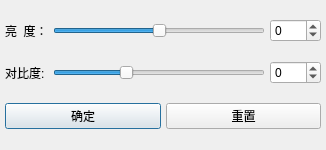
First picture: the form in brightnessAndContrastAdjustWindow.ui, repository tigermask1978/PerfectObjectDetection, before the edit.
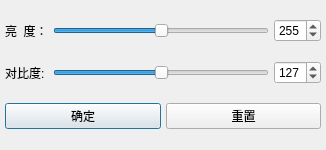
Second picture: the form after the edit. Icons and pictures are not drawn.

Diff of the .ui file:
```diff
--- a/brightnessAndContrastAdjustWindow.ui
+++ b/brightnessAndContrastAdjustWindow.ui
@@ -43,10 +43,13 @@
        <item>
         <widget class="QSlider" name="horizontalSliderBrightness">
          <property name="minimum">
-          <number>-100</number>
+          <number>0</number>
          </property>
          <property name="maximum">
-          <number>100</number>
+          <number>510</number>
+         </property>
+         <property name="value">
+          <number>255</number>
          </property>
          <property name="orientation">
           <enum>Qt::Horizontal</enum>
@@ -56,10 +59,13 @@
        <item>
         <widget class="QSpinBox" name="spinBoxBrightness">
          <property name="minimum">
-          <number>-100</number>
+          <number>0</number>
          </property>
          <property name="maximum">
-          <number>100</number>
+          <number>510</number>
+         </property>
+         <property name="value">
+          <number>255</number>
          </property>
         </widget>
        </item>
@@ -77,13 +83,13 @@
        <item>
         <widget class="QSlider" name="horizontalSliderContrast">
          <property name="minimum">
-          <number>-100</number>
+          <number>0</number>
          </property>
          <property name="maximum">
-          <number>200</number>
+          <number>254</number>
          </property>
          <property name="value">
-          <number>0</number>
+          <number>127</number>
          </property>
          <property name="orientation">
           <enum>Qt::Horizontal</enum>
@@ -93,10 +99,13 @@
        <item>
         <widget class="QSpinBox" name="spinBoxContrast">
          <property name="minimum">
-          <number>-100</number>
+          <number>0</number>
          </property>
          <property name="maximum">
-          <number>200</number>
+          <number>254</number>
+         </property>
+         <property name="value">
+          <number>127</number>
          </property>
         </widget>
        </item>
```
